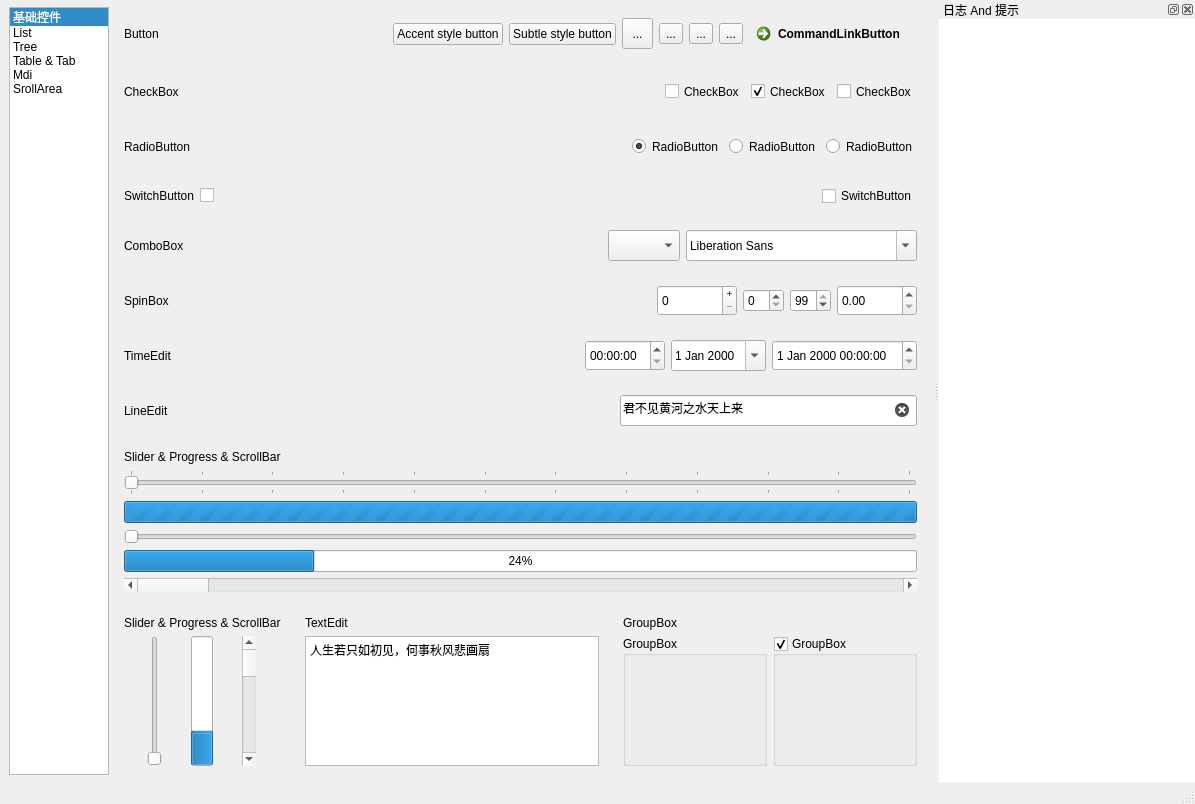
First picture: the form in mainwindow.ui, repository XHY-ChuJian/FluentUIStyle, before the edit.
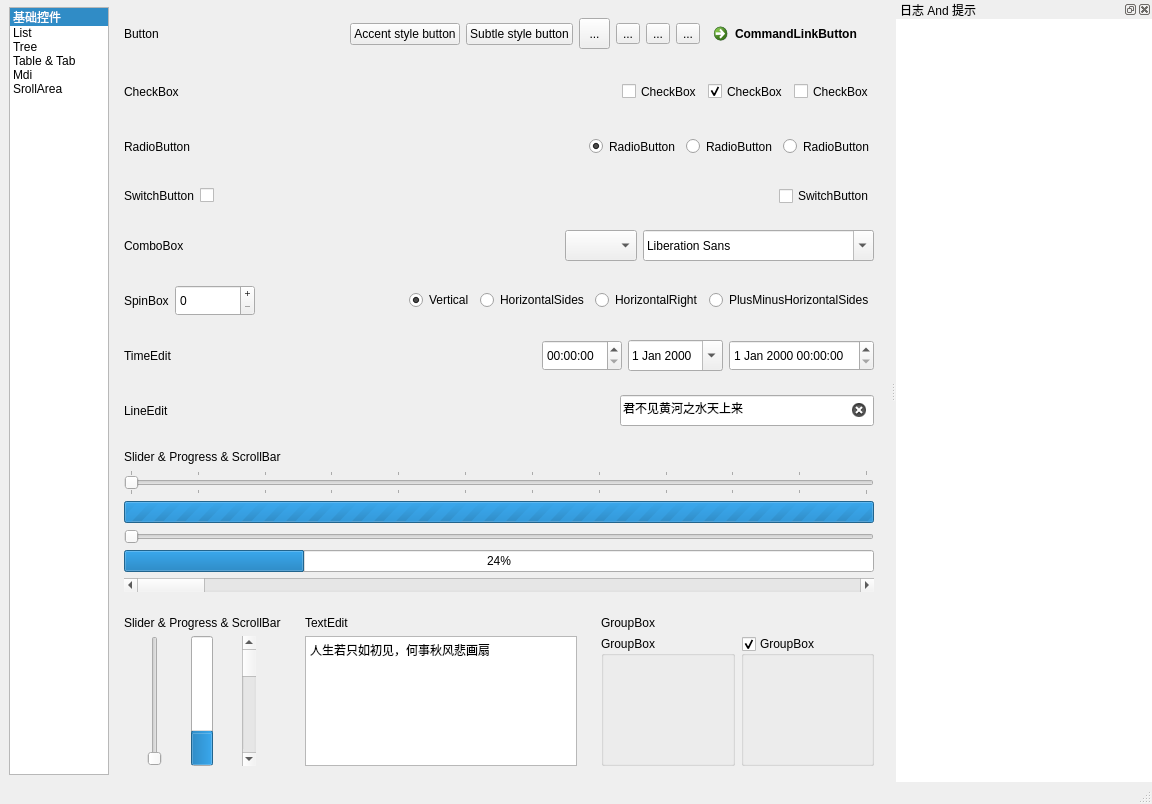
Second picture: the form after the edit.

Commit message: feat(ui): 添加新的单选按钮以选择旋转方向并调整相关控件布局

What changed in the file:
```diff
--- a/mainwindow.ui
+++ b/mainwindow.ui
@@ -6,7 +6,7 @@
    <rect>
     <x>0</x>
     <y>0</y>
-    <width>1195</width>
+    <width>1152</width>
     <height>804</height>
    </rect>
   </property>
@@ -699,19 +699,6 @@
              </property>
             </widget>
            </item>
-           <item>
-            <spacer name="horizontalSpacer_5">
-             <property name="orientation">
-              <enum>Qt::Horizontal</enum>
-             </property>
-             <property name="sizeHint" stdset="0">
-              <size>
-               <width>413</width>
-               <height>20</height>
-              </size>
-             </property>
-            </spacer>
-           </item>
            <item>
             <widget class="QSpinBox" name="spinBox">
              <property name="minimumSize">
@@ -726,32 +713,46 @@
             </widget>
            </item>
            <item>
-            <widget class="QSpinBox" name="spinBox_2">
-             <property name="maximum">
-              <number>99</number>
+            <spacer name="horizontalSpacer_5">
+             <property name="orientation">
+              <enum>Qt::Horizontal</enum>
              </property>
-             <property name="value">
-              <number>0</number>
-             </property>
-            </widget>
-           </item>
-           <item>
-            <widget class="QSpinBox" name="spinBox_3">
-             <property name="maximum">
-              <number>99</number>
-             </property>
-             <property name="value">
-              <number>99</number>
-             </property>
-            </widget>
-           </item>
-           <item>
-            <widget class="QDoubleSpinBox" name="doubleSpinBox">
-             <property name="minimumSize">
+             <property name="sizeHint" stdset="0">
               <size>
-               <width>80</width>
-               <height>31</height>
+               <width>413</width>
+               <height>20</height>
               </size>
+             </property>
+            </spacer>
+           </item>
+           <item>
+            <widget class="QRadioButton" name="radioButton_7">
+             <property name="text">
+              <string>Vertical</string>
+             </property>
+             <property name="checked">
+              <bool>true</bool>
+             </property>
+            </widget>
+           </item>
+           <item>
+            <widget class="QRadioButton" name="radioButton_4">
+             <property name="text">
+              <string>HorizontalSides</string>
+             </property>
+            </widget>
+           </item>
+           <item>
+            <widget class="QRadioButton" name="radioButton_5">
+             <property name="text">
+              <string>HorizontalRight</string>
+             </property>
+            </widget>
+           </item>
+           <item>
+            <widget class="QRadioButton" name="radioButton_6">
+             <property name="text">
+              <string>PlusMinusHorizontalSides</string>
              </property>
             </widget>
            </item>
```
Left out of the diff: 102 changed lines with no effect on the pictures. The commit also changes 3 other files.
